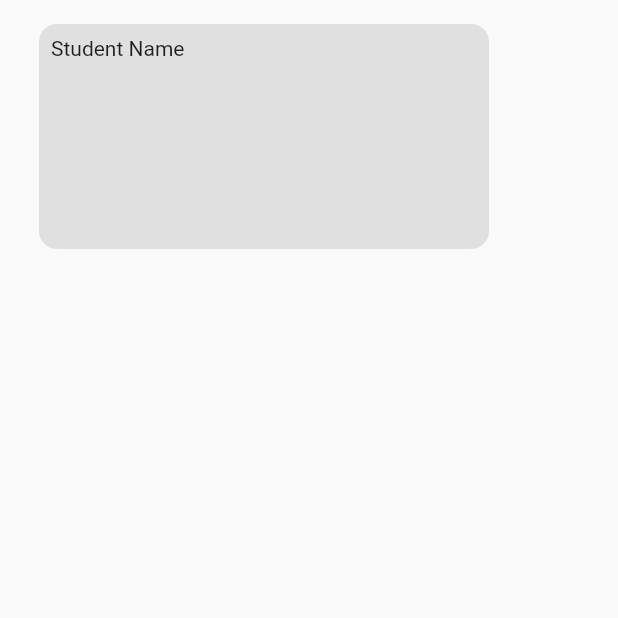
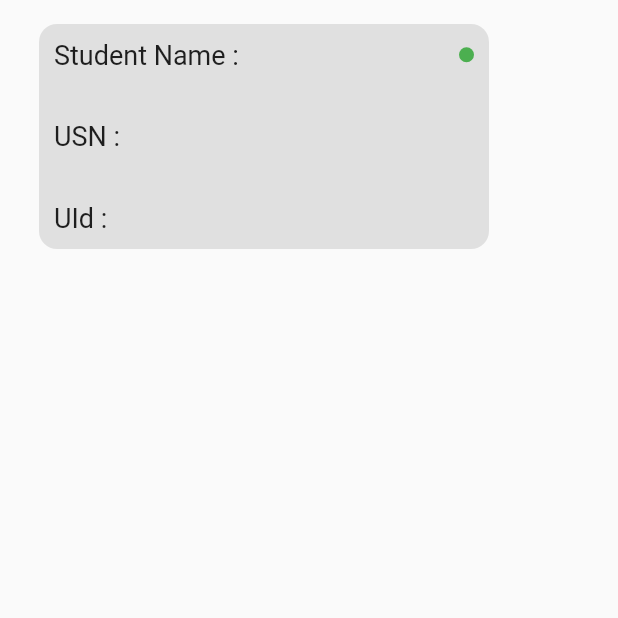
Before and after one commit to Vaibhav77e/clg_project, a Flutter app: the StudentDetails screen opened directly, on a phone screen of 412 x 824 dp, the top half of it. Run offline on Flutter 3.47's test engine with Material 2 defaults, Android fonts, the phone set to English and light mode, and no system bars; our stand-ins replace cloud_firestore, dio, file_picker, firebase_auth, firebase_core, firebase_storage and 2 more; missing offline and left inert: downloads_path_provider_28; accounts and stored records are empty; network calls fail; project files that could hold a hidden picture were left out.

Commit message:
"still needs update"

```diff
--- a/lib/adminpages/studentDetail.dart
+++ b/lib/adminpages/studentDetail.dart
@@ -1,7 +1,9 @@
 import 'package:flutter/material.dart';
 
 class StudentDetails extends StatelessWidget {
-  const StudentDetails({super.key});
+  String name = '';
+  String usn = '';
+  String rfid = '';
 
   @override
   Widget build(BuildContext context) {
@@ -15,15 +17,36 @@
           decoration: BoxDecoration(
               color: Colors.grey.shade300,
               borderRadius: BorderRadius.circular(12)),
-          child: Column(
-            children: [
-              Padding(
-                padding: const EdgeInsets.all(8.0),
-                child: Row(
-                  children: [Text('Student Name')],
+          child: Padding(
+            padding: const EdgeInsets.all(10.0),
+            child: Column(
+              crossAxisAlignment: CrossAxisAlignment.start,
+              mainAxisAlignment: MainAxisAlignment.spaceBetween,
+              children: [
+                Row(
+                  mainAxisAlignment: MainAxisAlignment.spaceBetween,
+                  children: [
+                    Text(
+                      'Student Name : $name ',
+                      style: const TextStyle(fontSize: 18),
+                    ),
+                    // function to record whether to find is present
+                    CircleAvatar(
+                      radius: 5,
+                      backgroundColor: Colors.green,
+                    )
+                  ],
                 ),
-              ),
-            ],
+                Text(
+                  'USN : $usn',
+                  style: const TextStyle(fontSize: 18),
+                ),
+                Text(
+                  'UId : $rfid',
+                  style: const TextStyle(fontSize: 18),
+                ),
+              ],
+            ),
           ),
         ),
       ),
--- /dev/null
+++ b/lib/models/studentDetails.dart
@@ -0,0 +1,8 @@
+class StudentDetails {
+  final String rfid;
+  final String studentName;
+  final String usn;
+
+  StudentDetails(
+      {required this.rfid, required this.studentName, required this.usn});
+}
--- a/lib/screens/student.dart
+++ b/lib/screens/student.dart
@@ -36,7 +36,7 @@
       appBar: AppBar(
         title: Text(
           _pages[_selectIndex].toString(),
-          style: TextStyle(color: Colors.black),
+          style: const TextStyle(color: Colors.black),
         ),
         elevation: 0,
         backgroundColor: Colors.transparent,
```
